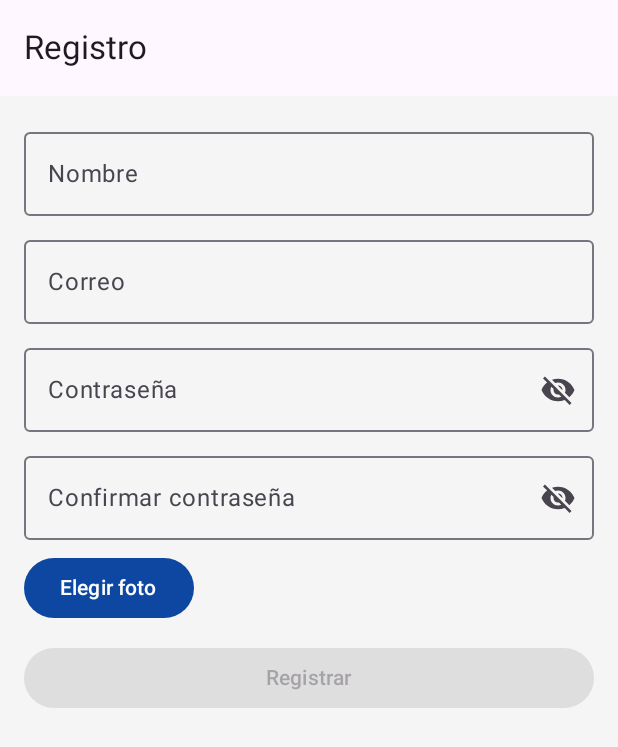
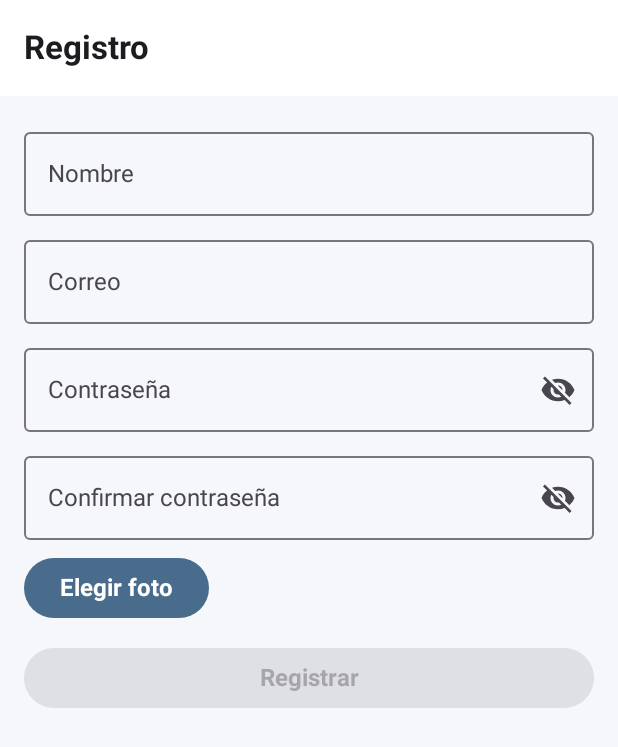
Before and after one commit to ismaeljim/PointCheck, an Android app built with Jetpack Compose: the screen it shows after launch (MainActivity), after a tap on "Crear cuenta", on a phone screen of 412 x 824 dp. Shown: the top 747 px of the screen. Run offline under Robolectric (Android 15) with nearby library versions, the phone set to English and light mode, and no system bars; our stand-ins replace Room's generated code.

Commit message:
se añade boton eliminar y diseño basico en theme

```diff
--- a/app/src/main/java/com/pointcheck/data/dao/ReservationDao.kt
+++ b/app/src/main/java/com/pointcheck/data/dao/ReservationDao.kt
@@ -20,4 +20,7 @@ interface ReservationDao {
 
     @Query("SELECT * FROM reservations WHERE userEmail = :userEmail AND epochMillis >= :currentTime ORDER BY epochMillis ASC")
     fun getUpcomingReservations(userEmail: String, currentTime: Long): Flow<List<Reservation>>
+
+    @Query("SELECT * FROM reservations WHERE id = :id")
+    fun getReservationById(id: Int): Flow<Reservation?>
 }
--- a/app/src/main/java/com/pointcheck/data/dao/UserDao.kt
+++ b/app/src/main/java/com/pointcheck/data/dao/UserDao.kt
@@ -4,6 +4,7 @@ import androidx.room.Dao
 import androidx.room.Insert
 import androidx.room.OnConflictStrategy
 import androidx.room.Query
+import androidx.room.Update
 import com.pointcheck.model.User
 import kotlinx.coroutines.flow.Flow
 
@@ -18,6 +19,9 @@ interface UserDao {
     @Insert(onConflict = OnConflictStrategy.REPLACE)
     suspend fun insertUser(user: User)
 
+    @Update
+    suspend fun updateUser(user: User)
+
     @Query("SELECT * FROM users")
     fun getAllUsers(): Flow<List<User>>
 
--- a/app/src/main/java/com/pointcheck/model/Reservation.kt
+++ b/app/src/main/java/com/pointcheck/model/Reservation.kt
@@ -6,7 +6,7 @@ import androidx.room.PrimaryKey
 @Entity(tableName = "reservations")
 data class Reservation(
     @PrimaryKey(autoGenerate = true)
-    val id: Long = 0,
+    val id: Int = 0,
     val userEmail: String,
     val name: String,
     val epochMillis: Long,
--- a/app/src/main/java/com/pointcheck/navigation/AppNavigation.kt
+++ b/app/src/main/java/com/pointcheck/navigation/AppNavigation.kt
@@ -2,30 +2,44 @@ package com.pointcheck.navigation
 
 import androidx.compose.material3.SnackbarHostState
 import androidx.compose.runtime.Composable
+import androidx.navigation.NavType
 import androidx.navigation.compose.NavHost
 import androidx.navigation.compose.composable
 import androidx.navigation.compose.rememberNavController
+import androidx.navigation.navArgument
 import com.pointcheck.ui.screens.*
 
 sealed class Screen(val route: String) {
+    object Splash : Screen("splash")
     object Dashboard : Screen("dashboard")
     object Login : Screen("login")
     object Register : Screen("register")
     object Booking : Screen("booking")
     object Profile : Screen("profile")
     object ServiceDetail : Screen("service_detail")
+    object Scheduled : Screen("scheduled/{reservationId}") {
+        fun createRoute(reservationId: Long) = "scheduled/$reservationId"
+    }
 }
 
 @Composable
 fun AppNavigation(snackbarHostState: SnackbarHostState) {
     val nav = rememberNavController()
 
-    NavHost(navController = nav, startDestination = Screen.Dashboard.route) {
+    NavHost(navController = nav, startDestination = Screen.Splash.route) {
+        composable(Screen.Splash.route) { SplashScreen(nav) }
         composable(Screen.Dashboard.route) { DashboardScreen(nav) }
         composable(Screen.Login.route) { LoginScreen(nav, snackbarHostState) }
         composable(Screen.Register.route) { RegisterScreen(nav, snackbarHostState) }
         composable(Screen.Booking.route) { BookingScreen(nav, snackbarHostState) }
-        composable(Screen.Profile.route) { ProfileScreen(nav, snackbarHostState) }
+        composable(Screen.Profile.route) { ProfileScreen(nav) }
         composable(Screen.ServiceDetail.route) { ServiceDetailScreen(nav) }
+        composable(
+            route = Screen.Scheduled.route,
+            arguments = listOf(navArgument("reservationId") { type = NavType.LongType })
+        ) { backStackEntry ->
+            val reservationId = backStackEntry.arguments?.getLong("reservationId")
+            ScheduledScreen(nav, reservationId?.toInt())
+        }
     }
 }
--- /dev/null
+++ b/app/src/main/java/com/pointcheck/ui/screens/SplashScreen.kt
@@ -0,0 +1,45 @@
+package com.pointcheck.ui.screens
+
+import androidx.compose.foundation.layout.Box
+import androidx.compose.foundation.layout.fillMaxSize
+import androidx.compose.material3.CircularProgressIndicator
+import androidx.compose.runtime.Composable
+import androidx.compose.runtime.LaunchedEffect
+import androidx.compose.ui.Alignment
+import androidx.compose.ui.Modifier
+import androidx.compose.ui.platform.LocalContext
+import androidx.navigation.NavController
+import com.pointcheck.data.prefs.UserPreferences
+import com.pointcheck.navigation.Screen
+import kotlinx.coroutines.flow.first
+
+@Composable
+fun SplashScreen(nav: NavController) {
+    val context = LocalContext.current
+    val prefs = UserPreferences(context)
+
+    LaunchedEffect(Unit) {
+        // Comprobamos si el usuario ya ha iniciado sesión
+        val isLogged = prefs.isLogged.first()
+
+        if (isLogged) {
+            // Si hay sesión, vamos directamente al perfil
+            nav.navigate(Screen.Profile.route) {
+                popUpTo(Screen.Splash.route) { inclusive = true }
+            }
+        } else {
+            // Si no hay sesión, vamos al dashboard
+            nav.navigate(Screen.Dashboard.route) {
+                popUpTo(Screen.Splash.route) { inclusive = true }
+            }
+        }
+    }
+
+    // Mientras se decide a dónde navegar, mostramos un indicador de carga
+    Box(
+        modifier = Modifier.fillMaxSize(),
+        contentAlignment = Alignment.Center
+    ) {
+        CircularProgressIndicator()
+    }
+}
--- /dev/null
+++ b/app/src/main/java/com/pointcheck/ui/theme/Color.kt
@@ -0,0 +1,10 @@
+package com.pointcheck.ui.theme
+
+import androidx.compose.ui.graphics.Color
+
+// Paleta de colores Azul Metálico y Plateado
+val MetallicBlue = Color(0xFF4A6C8C) // Un azul serio y moderno
+val SilverGray = Color(0xFFB0B0B0) // Un tono plateado claro
+val DarkBackground = Color(0xFF12181F) // Un fondo oscuro, pero no negro puro
+val LightBackground = Color(0xFFF5F7FA) // Un fondo claro, casi blanco
+val White = Color.White
--- a/app/src/main/java/com/pointcheck/ui/theme/PointCheckTheme.kt
+++ b/app/src/main/java/com/pointcheck/ui/theme/PointCheckTheme.kt
@@ -4,22 +4,31 @@ import androidx.compose.material3.MaterialTheme
 import androidx.compose.material3.darkColorScheme
 import androidx.compose.material3.lightColorScheme
 import androidx.compose.runtime.Composable
-import androidx.compose.ui.graphics.Color
 
+// Paleta de colores para el modo claro
 private val LightColors = lightColorScheme(
-    primary = Color(0xFF0D47A1),
-    onPrimary = Color.White,
-    background = Color(0xFFF5F5F5)
+    primary = MetallicBlue,
+    onPrimary = White,
+    background = LightBackground,
+    surface = White
 )
 
+// Paleta de colores para el modo oscuro
 private val DarkColors = darkColorScheme(
-    primary = Color(0xFF0D47A1),
-    onPrimary = Color.White,
-    background = Color(0xFF121212)
+    primary = MetallicBlue,
+    onPrimary = White,
+    background = DarkBackground,
+    surface = DarkBackground
 )
 
 @Composable
 fun PointCheckTheme(darkTheme: Boolean = false, content: @Composable () -> Unit) {
     val colors = if (darkTheme) DarkColors else LightColors
-    MaterialTheme(colorScheme = colors, typography = androidx.compose.material3.Typography(), content = content)
+
+    MaterialTheme(
+        colorScheme = colors,
+        typography = Typography,
+        shapes = Shapes,       //  formas
+        content = content
+    )
 }
--- /dev/null
+++ b/app/src/main/java/com/pointcheck/ui/theme/Shape.kt
@@ -0,0 +1,15 @@
+package com.pointcheck.ui.theme
+
+import androidx.compose.foundation.shape.RoundedCornerShape
+import androidx.compose.material3.Shapes
+import androidx.compose.ui.unit.dp
+
+// Define las formas de los componentes de la app
+val Shapes = Shapes(
+    // Esquinas ligeramente redondeadas para componentes pequeños
+    small = RoundedCornerShape(8.dp),
+    // Redondeo medio para botones y tarjetas
+    medium = RoundedCornerShape(12.dp),
+    // Redondeo grande para componentes que lo requieran
+    large = RoundedCornerShape(16.dp)
+)
--- /dev/null
+++ b/app/src/main/java/com/pointcheck/ui/theme/Typography.kt
@@ -0,0 +1,35 @@
+package com.pointcheck.ui.theme
+
+import androidx.compose.material3.Typography
+import androidx.compose.ui.text.TextStyle
+import androidx.compose.ui.text.font.FontFamily
+import androidx.compose.ui.text.font.FontWeight
+import androidx.compose.ui.unit.sp
+
+// Define la tipografía de la app usando la fuente por defecto (Roboto)
+val Typography = Typography(
+    // Títulos grandes (por ejemplo, en la TopAppBar)
+    headlineLarge = TextStyle(
+        fontFamily = FontFamily.Default,
+        fontWeight = FontWeight.Bold,
+        fontSize = 28.sp
+    ),
+    // Títulos de secciones
+    titleLarge = TextStyle(
+        fontFamily = FontFamily.Default,
+        fontWeight = FontWeight.Bold,
+        fontSize = 22.sp
+    ),
+    // Cuerpo del texto principal
+    bodyLarge = TextStyle(
+        fontFamily = FontFamily.Default,
+        fontWeight = FontWeight.Normal,
+        fontSize = 16.sp
+    ),
+    // Texto para botones
+    labelLarge = TextStyle(
+        fontFamily = FontFamily.Default,
+        fontWeight = FontWeight.Bold,
+        fontSize = 16.sp
+    )
+)
--- a/app/src/main/java/com/pointcheck/viewmodel/ReservationViewModel.kt
+++ b/app/src/main/java/com/pointcheck/viewmodel/ReservationViewModel.kt
@@ -58,4 +58,10 @@ class ReservationViewModel(application: Application) : AndroidViewModel(applicat
             }
         }
     }
+
+    fun deleteReservation(id: Int) {
+        viewModelScope.launch {
+            repository.deleteReservation(id.toLong())
+        }
+    }
 }
```
Also changed, not shown: app/src/main/java/com/pointcheck/repository/RoomRepository.kt (+9 -0 lines), app/src/main/java/com/pointcheck/ui/screens/ProfileScreen.kt (+27 -7 lines), app/src/main/java/com/pointcheck/ui/screens/ScheduledScreen.kt (added, +71 -0 lines), app/src/main/java/com/pointcheck/viewmodel/ScheduledViewModel.kt (added, +26 -0 lines), app/src/main/java/com/pointcheck/viewmodel/ScheduledViewModelFactory.kt (added, +15 -0 lines), 724 other files.
